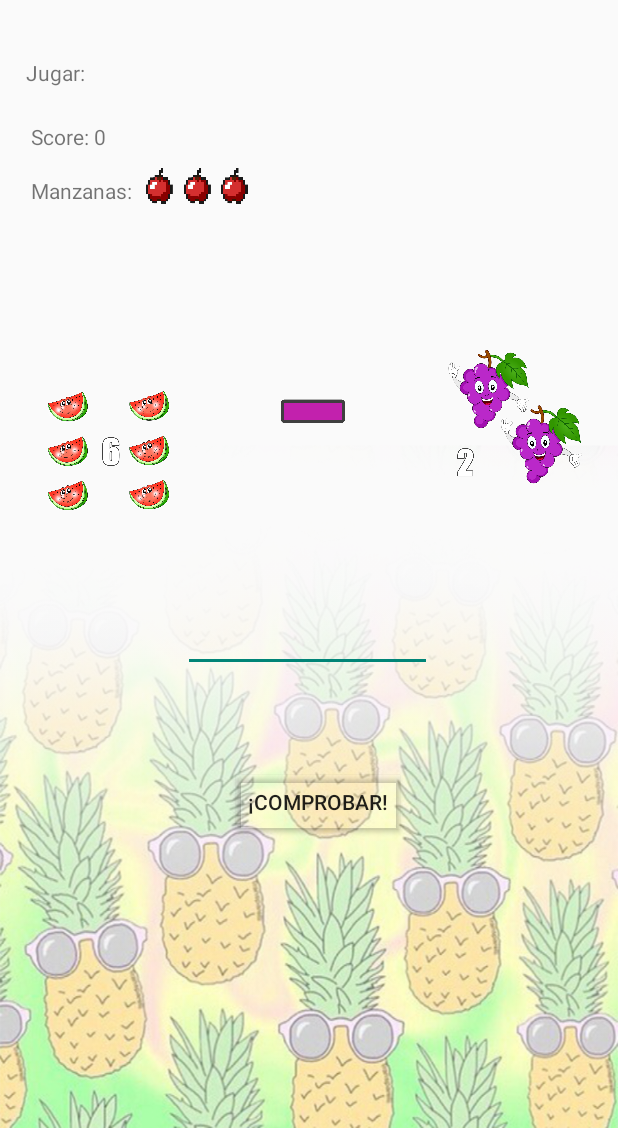
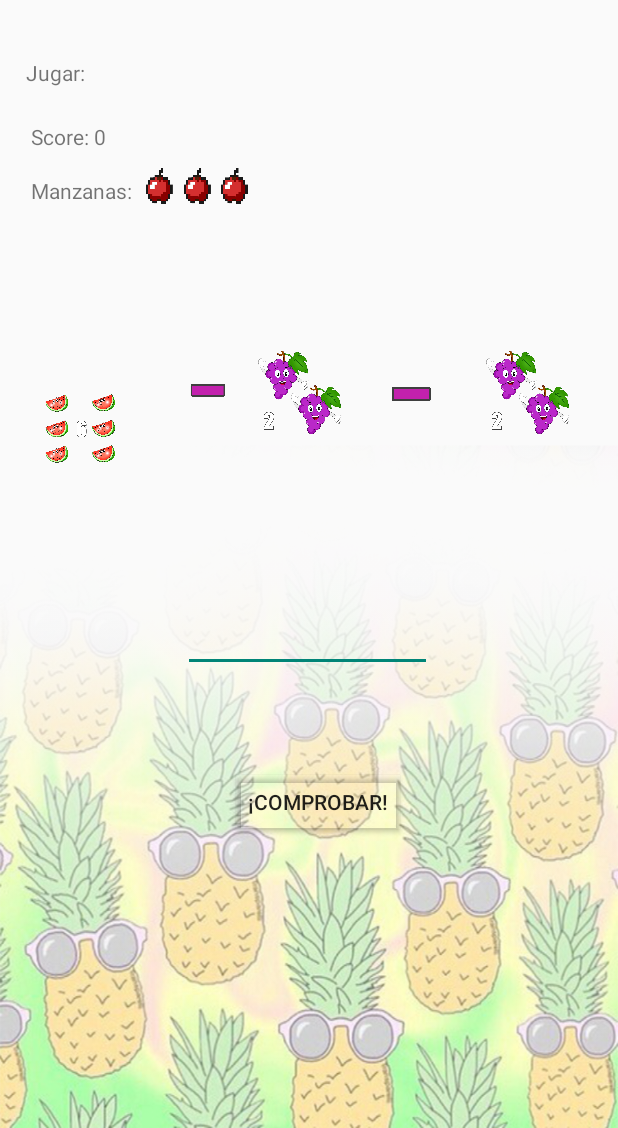
Before and after one commit to jkincho23/ProyectoMoviles2, an Android app: the MainActivityNivel4 screen opened directly, with no data from a screen before it, on a phone screen of 412 x 824 dp, the part 108-1236 px from its top. Run offline under Robolectric (Android 15) with nearby library versions, the phone set to English and light mode, and no system bars; our stand-ins replace Firebase (no records; nobody signed in at launch, a user with empty details on screens opened directly); 6 statements that could not run were skipped.

Commit message:
Feo pero listo

```diff
--- a/GameProyecto/app/src/main/java/com/example/gameproyecto/MainActivityNivel4.kt
+++ b/GameProyecto/app/src/main/java/com/example/gameproyecto/MainActivityNivel4.kt
@@ -1,5 +1,6 @@
 package com.example.gameproyecto
 
+import android.app.AlertDialog
 import android.content.Intent
 import android.media.MediaPlayer
 import androidx.appcompat.app.AppCompatActivity
@@ -30,10 +31,12 @@ class MainActivityNivel4 : AppCompatActivity() {
     private lateinit var ivAuno : ImageView
     private lateinit var iv_Vidas : ImageView
     private lateinit var ivAdos : ImageView
+    private lateinit var ivATres : ImageView
 
     private var score: Int = 0
     private var numAleatorio_Uno: Int = 0
     private var numAleatorio_Dos: Int = 0
+    private var numAleatorio_Tres: Int = 0
     private var result: Int = 0
     private var vidas: Int = 0
 
@@ -60,6 +63,7 @@ class MainActivityNivel4 : AppCompatActivity() {
         tv_nombre = findViewById(R.id.tv_nombre)
         ivAuno = findViewById(R.id.NumeroUno)
         ivAdos = findViewById(R.id.NumeroDos)
+        ivATres = findViewById(R.id.NumeroTres)
         iv_Vidas = findViewById(R.id.imageView)
         et_Respuesta = findViewById(R.id.et_resultado)
         vidas = 3
@@ -147,8 +151,9 @@ class MainActivityNivel4 : AppCompatActivity() {
         if (score <= 7) {
             numAleatorio_Uno = (0..9).random()
             numAleatorio_Dos = (0..9).random()
+            numAleatorio_Tres = (0..9).random()
 
-            result = numAleatorio_Uno - numAleatorio_Dos
+            result = numAleatorio_Uno - numAleatorio_Dos - numAleatorio_Tres
 
             if (result >= 0) {
                 for (i in 0 until numeros.size) {
@@ -158,6 +163,10 @@ class MainActivityNivel4 : AppCompatActivity() {
                     }
                     if (numAleatorio_Dos == i) {
                         ivAdos.setImageResource(id)
+                    }
+
+                    if (numAleatorio_Tres == i) {
+                        ivATres.setImageResource(id)
                     }
                 }
             }
@@ -203,4 +212,22 @@ class MainActivityNivel4 : AppCompatActivity() {
                     .show()
             }
     }
+
+    override fun onBackPressed() {
+        val builder = AlertDialog.Builder(this)
+        builder.setMessage("¿Are you sure you want to exit?")
+            .setCancelable(false)
+            .setPositiveButton("Sí") { dialog, id ->
+                val intent = Intent(this, MainActivity::class.java)
+                mp.stop()
+                mp.release()
+                startActivity(intent)
+                finish()
+            }
+            .setNegativeButton("No") { dialog, id ->
+                dialog.dismiss()
+            }
+        val alert = builder.create()
+        alert.show()
+    }
 }
--- a/GameProyecto/app/src/main/res/layout/activity_main_nivel4.xml
+++ b/GameProyecto/app/src/main/res/layout/activity_main_nivel4.xml
@@ -48,8 +48,8 @@
 
     <ImageView
         android:id="@+id/NumeroUno"
-        android:layout_width="89dp"
-        android:layout_height="100dp"
+        android:layout_width="51dp"
+        android:layout_height="71dp"
         android:layout_marginStart="28dp"
         android:layout_marginTop="108dp"
         app:layout_constraintStart_toStartOf="parent"
@@ -82,20 +82,20 @@
 
     <ImageView
         android:id="@+id/NumeroDos"
-        android:layout_width="89dp"
-        android:layout_height="100dp"
+        android:layout_width="56dp"
+        android:layout_height="67dp"
         android:layout_marginTop="300dp"
-        android:layout_marginEnd="24dp"
+        android:layout_marginEnd="184dp"
         app:layout_constraintEnd_toEndOf="parent"
         app:layout_constraintTop_toTopOf="parent"
         app:srcCompat="@drawable/cero" />
 
     <ImageView
         android:id="@+id/imageView3"
-        android:layout_width="121dp"
-        android:layout_height="103dp"
+        android:layout_width="56dp"
+        android:layout_height="58dp"
         android:layout_marginStart="32dp"
-        android:layout_marginTop="296dp"
+        android:layout_marginTop="304dp"
         app:layout_constraintEnd_toStartOf="@+id/NumeroDos"
         app:layout_constraintHorizontal_bias="0.0"
         app:layout_constraintStart_toEndOf="@+id/NumeroUno"
@@ -115,6 +115,28 @@
         app:layout_constraintTop_toTopOf="parent"
         app:layout_constraintVertical_bias="0.611" />
 
+    <ImageView
+        android:id="@+id/segundomenos"
+        android:layout_width="66dp"
+        android:layout_height="63dp"
+
+        android:layout_marginTop="304dp"
+        app:layout_constraintEnd_toStartOf="@+id/NumeroTres"
+        app:layout_constraintHorizontal_bias="0.466"
+        app:layout_constraintStart_toEndOf="@+id/NumeroDos"
+        app:layout_constraintTop_toTopOf="parent"
+        app:srcCompat="@drawable/resta" />
+
+    <ImageView
+        android:id="@+id/NumeroTres"
+        android:layout_width="56dp"
+        android:layout_height="67dp"
+        android:layout_marginTop="300dp"
+        android:layout_marginEnd="32dp"
+        app:layout_constraintEnd_toEndOf="parent"
+        app:layout_constraintTop_toTopOf="parent"
+        app:srcCompat="@drawable/cero" />
+
     <TextView
         android:id="@+id/tv_score"
         android:layout_width="70dp"
--- a/GameProyecto/app/src/main/res/values/strings.xml
+++ b/GameProyecto/app/src/main/res/values/strings.xml
@@ -16,5 +16,7 @@
     <string name="tv_words">Words Test</string>
     <string name="tv_intentos">Intentos:</string>
     <string name="btn_comprobark">¡Comprobar!</string>
+    <string name="numero1">Numero1</string>
+    <string name="suma">suma</string>
 
 </resources>
```
Also changed, not shown: GameProyecto/app/src/main/java/com/example/gameproyecto/MainActivityNivel1.kt (+20 -1 lines), GameProyecto/app/src/main/java/com/example/gameproyecto/MainActivityNivel2.kt (+19 -0 lines), GameProyecto/app/src/main/java/com/example/gameproyecto/MainActivityNivel3.kt (+19 -0 lines), GameProyecto/app/src/main/java/com/example/gameproyecto/MainActivityNivel5.kt (+20 -1 lines), GameProyecto/app/src/main/java/com/example/gameproyecto/MainActivityNivel6.kt (+19 -0 lines), GameProyecto/app/src/main/java/com/example/gameproyecto/MainActivityNivel7.kt (+33 -2 lines), GameProyecto/app/src/main/java/com/example/gameproyecto/MainActivityNivel8.kt (+34 -22 lines), GameProyecto/app/src/main/res/layout/activity_main2.xml (+11 -5 lines), GameProyecto/app/src/main/res/layout/activity_main_nivel7.xml (+41 -15 lines), GameProyecto/app/src/main/res/layout/activity_main_nivel8.xml (+40 -15 lines).
